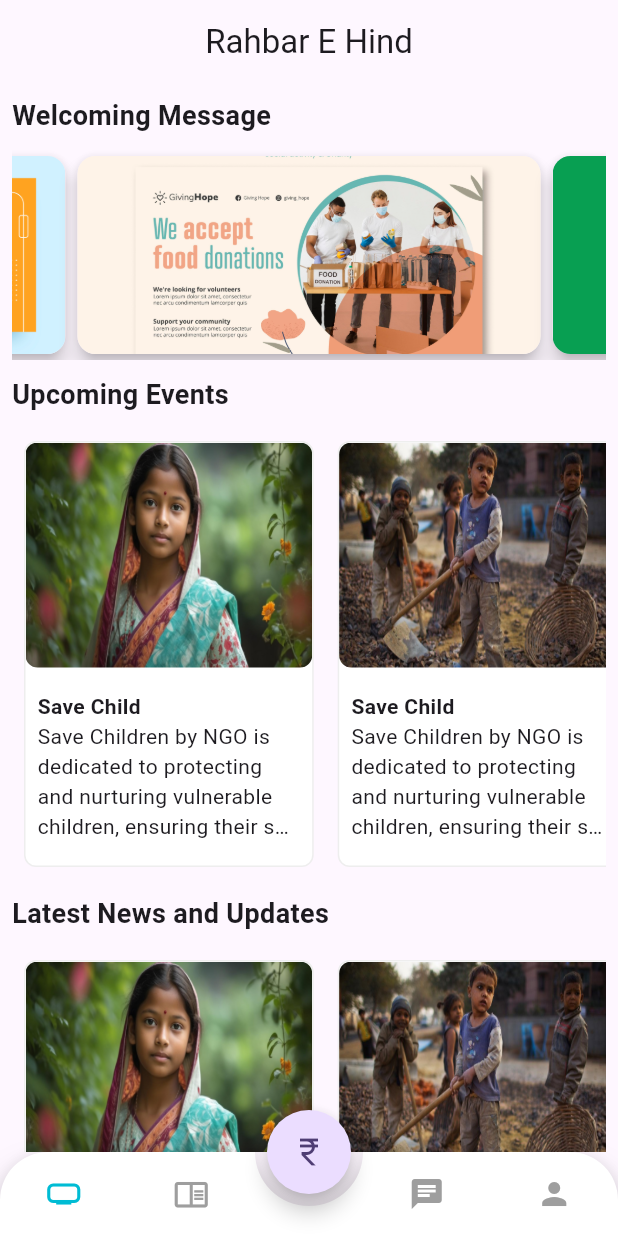
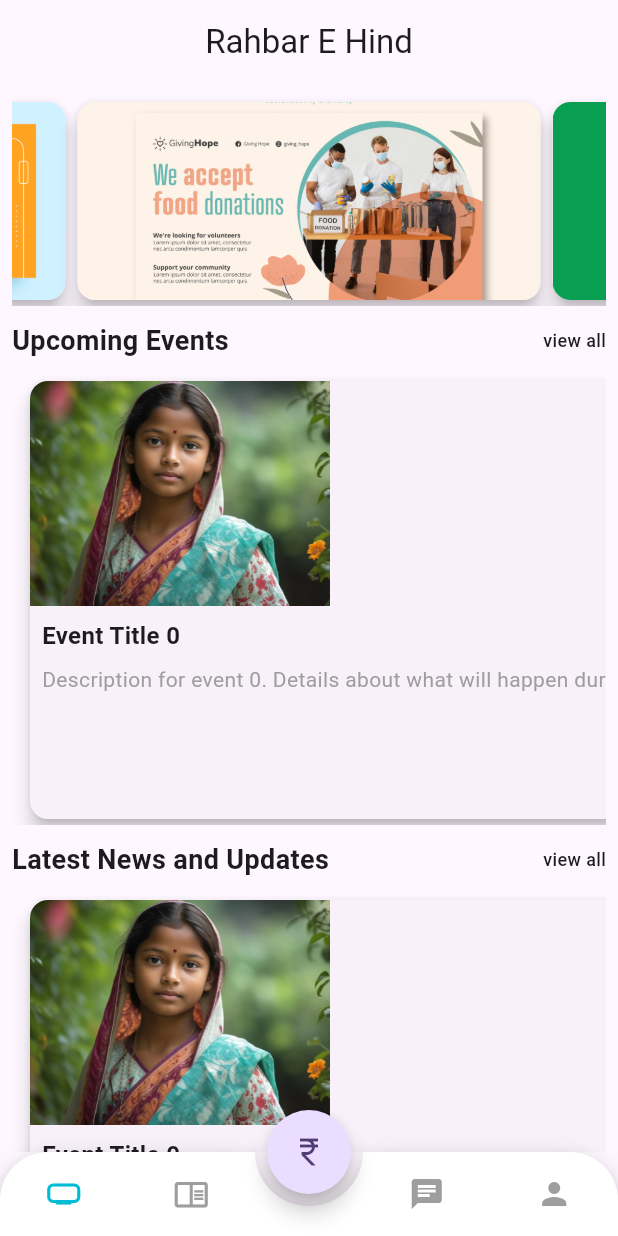
Before and after one commit to AjeemAli/ngo, a Flutter app: the screen it shows after launch, on a phone screen of 412 x 824 dp. Run offline on Flutter 3.47's test engine with Material 3 defaults, Android fonts, the light colour scheme and no system bars; drawn by our look-alikes of animated_bottom_navigation_bar, carousel_slider; our stand-ins replace flutter_screenutil, font_awesome_flutter, gap.

Commit message:
home update

```diff
--- /dev/null
+++ b/lib/dummy_data/volenteer_data.dart
@@ -0,0 +1,28 @@
+List<VolunteerOpportunity> staticOpportunities = [
+  VolunteerOpportunity(
+    title: 'Tree Plantation',
+    description: 'Help us plant trees in the local park.',
+    date: DateTime(2024, 8, 15),
+  ),
+  VolunteerOpportunity(
+    title: 'Soup Kitchen',
+    description: 'Serve meals to the homeless.',
+    date: DateTime(2024, 8, 22),
+  ),
+  VolunteerOpportunity(
+    title: 'Beach Cleanup',
+    description: 'Join us in cleaning up the local beach.',
+    date: DateTime(2024, 8, 30),
+  ),
+];
+class VolunteerOpportunity {
+  final String title;
+  final String description;
+  final DateTime date;
+
+  VolunteerOpportunity({
+    required this.title,
+    required this.description,
+    required this.date,
+  });
+}
--- a/lib/screens/home_screen/home_screen.dart
+++ b/lib/screens/home_screen/home_screen.dart
@@ -2,6 +2,9 @@ import 'package:carousel_slider/carousel_slider.dart';
 import 'package:flutter/material.dart';
 import 'package:gap/gap.dart';
 import 'package:ngo/common/colors.dart';
+import 'package:ngo/screens/home_screen/widget/event_card_widget.dart';
+import 'package:ngo/screens/home_screen/widget/impact_story_widget.dart';
+import 'package:ngo/screens/home_screen/widget/volenteer_card_widget.dart';
 import 'package:ngo/widgets/contact_information.dart';
 import 'package:ngo/widgets/custom_heading.dart';
 
@@ -44,38 +47,34 @@ class HomeScreen extends StatelessWidget {
           padding: const EdgeInsets.all(8.0),
           child: Column(
             children: [
-              const Heading(
-                text: 'Welcoming Message',
-              ),
-              const Gap(10),
               carouselSlider(),
               const Gap(10),
-              const Heading(text: 'Upcoming Events'),
+              const Heading(text: 'Upcoming Events',view: 'view all',),
               const Gap(10),
               upcomingEvent(),
               const Gap(10),
-              const Heading(text: 'Latest News and Updates'),
+              const Heading(text: 'Latest News and Updates',view: 'view all',),
               const Gap(10),
               upcomingEvent(),
               const Gap(10),
-              const Heading(text: 'Donation Call-to-Action'),
+              const Heading(text: 'Donation Call'),
               const Gap(10),
-              upcomingEvent(),
+              donationCallToAction(),
               const Gap(10),
-              const Heading(text: 'Volunteer Opportunities'),
+              const Heading(text: 'Volunteer Opportunities',view: 'view all',),
               const Gap(10),
-              upcomingEvent(),
+              volunteerOpportunities(),
               const Gap(10),
-              const Heading(text: 'Our Team'),
+              const Heading(text: 'Our Team', view: 'view all',),
               const Gap(10),
               SizedBox(
-                height: height * 0.85,
+                height: height * 0.75,
                 child: ourTeamWidget(),
               ),
               const Gap(10),
-              const Heading(text: 'Impact Stories'),
+              const Heading(text: 'Impact Stories',view: 'view all',),
               const Gap(10),
-              upcomingEvent(),
+              impactStories(),
               const Gap(10),
               const Heading(text: 'Contact us'),
               const Gap(10),
@@ -132,10 +131,9 @@ class HomeScreen extends StatelessWidget {
         scrollDirection: Axis.horizontal,
         itemCount: childList.length,
         itemBuilder: (context, index) {
-          return ContainerCard(
-            title: 'Save Child',
-            description:
-                'Save Children by NGO is dedicated to protecting and nurturing vulnerable children, ensuring their safety, health, and education for a brighter future',
+          return EventCard(
+            title: 'Event Title $index',
+            description: 'Description for event $index. Details about what will happen during this event.',
             imageUrl: childList[index],
           );
         },
@@ -144,6 +142,7 @@ class HomeScreen extends StatelessWidget {
   }
 
   Widget ourTeamWidget() {
+    // Assume `ourTeam` is a List<Map<String, String>> defined elsewhere.
     return GridView.builder(
       gridDelegate: const SliverGridDelegateWithFixedCrossAxisCount(
         crossAxisCount: 2,
@@ -154,12 +153,13 @@ class HomeScreen extends StatelessWidget {
       itemCount: ourTeam.length,
       physics: const NeverScrollableScrollPhysics(),
       itemBuilder: (context, index) {
+        final teamMember = ourTeam[index];
         return Container(
           decoration: BoxDecoration(
-              borderRadius: BorderRadius.circular(8),
-              border: Border.all(color: Colors.grey[300]!)),
+            borderRadius: BorderRadius.circular(8),
+            border: Border.all(color: Colors.grey[300]!),
+          ),
           padding: const EdgeInsets.symmetric(horizontal: 10, vertical: 10),
-          //  color: Colors.grey,
           child: Column(
             crossAxisAlignment: CrossAxisAlignment.center,
             mainAxisAlignment: MainAxisAlignment.end,
@@ -169,14 +169,14 @@ class HomeScreen extends StatelessWidget {
                 width: 140,
                 decoration: BoxDecoration(
                   image: DecorationImage(
-                    image: AssetImage('assets/images/user_5668494.png'),
+                    image: AssetImage(teamMember['image'] ?? 'assets/images/user_5668494.png'),
                     fit: BoxFit.fill,
                   ),
                 ),
               ),
               const SizedBox(height: 8),
               Text(
-                ourTeam[index]['name'],
+                teamMember['name'] ?? 'Name',
                 style: const TextStyle(
                   fontSize: 14,
                   fontWeight: FontWeight.bold,
@@ -185,7 +185,7 @@ class HomeScreen extends StatelessWidget {
               ),
               const SizedBox(height: 4),
               Text(
-                ourTeam[index]['role'],
+                teamMember['role'] ?? 'Role',
                 style: const TextStyle(
                   fontSize: 12,
                   color: Colors.blueGrey,
@@ -197,4 +197,82 @@ class HomeScreen extends StatelessWidget {
       },
     );
   }
+
+  Widget impactStories() {
+    return SizedBox(
+      height: 300,
+      child: ListView.builder(
+        scrollDirection: Axis.horizontal,
+        itemCount: childList.length, // or another list of impact stories
+        itemBuilder: (context, index) {
+          return ImpactStoryCard(
+            title: 'Impact Story $index',
+            description: 'Description of impact story $index. How the NGO has made a difference.',
+            imageUrl: childList[index],
+          );
+        },
+      ),
+    );
+  }
+
+  Widget volunteerOpportunities() {
+    return SizedBox(
+      height: 300,
+      child: ListView.builder(
+        scrollDirection: Axis.horizontal,
+        itemCount: childList.length, // or another list of volunteer opportunities
+        itemBuilder: (context, index) {
+          return VolunteerCard(
+            title: 'Volunteer Role $index',
+            description: 'Description for volunteer role $index. Details about what volunteers will do.',
+            imageUrl: childList[index],
+          );
+        },
+      ),
+    );
+  }
+
+  Widget donationCallToAction() {
+    return Container(
+      padding: const EdgeInsets.all(16),
+      decoration: BoxDecoration(
+        color: Colors.blueGrey[50],
+        borderRadius: BorderRadius.circular(8),
+      ),
+      child: Column(
+        crossAxisAlignment: CrossAxisAlignment.start,
+        children: [
+          const Text(
+            'Donate Now',
+            style: TextStyle(
+              fontSize: 20,
+              fontWeight: FontWeight.bold,
+            ),
+          ),
+          const SizedBox(height: 10),
+          const Text(
+            'Your contribution can make a significant difference. Please consider making a donation to help support our cause.',
+            style: TextStyle(
+              fontSize: 16,
+              color: Colors.blueGrey,
+            ),
+          ),
+          const SizedBox(height: 20),
+          Center(
+            child: ElevatedButton(
+              onPressed: () {
+                // Action to donate
+              },
+              child: const Text('Donate'),
+            ),
+          ),
+        ],
+      ),
+    );
+  }
+
+
+
+
+
 }
--- /dev/null
+++ b/lib/screens/home_screen/widget/event_card_widget.dart
@@ -0,0 +1,60 @@
+import 'package:flutter/material.dart';
+
+class EventCard extends StatelessWidget {
+  final String title;
+  final String description;
+  final String imageUrl;
+
+  const EventCard({
+    required this.title,
+    required this.description,
+    required this.imageUrl,
+  });
+
+  @override
+  Widget build(BuildContext context) {
+    return Container(
+      margin: const EdgeInsets.symmetric(horizontal: 8),
+      child: Card(
+        elevation: 5,
+        shape: RoundedRectangleBorder(
+          borderRadius: BorderRadius.circular(12),
+        ),
+        child: ClipRRect(
+          borderRadius: BorderRadius.circular(12),
+          child: Column(
+            crossAxisAlignment: CrossAxisAlignment.start,
+            children: [
+              Image.asset(
+                imageUrl,
+                height: 150,
+                width: 200,
+                fit: BoxFit.cover,
+              ),
+              Padding(
+                padding: const EdgeInsets.all(8.0),
+                child: Text(
+                  title,
+                  style: const TextStyle(
+                    fontSize: 16,
+                    fontWeight: FontWeight.bold,
+                  ),
+                ),
+              ),
+              Padding(
+                padding: const EdgeInsets.symmetric(horizontal: 8.0),
+                child: Text(
+                  description,
+                  style: const TextStyle(
+                    fontSize: 14,
+                    color: Colors.grey,
+                  ),
+                ),
+              ),
+            ],
+          ),
+        ),
+      ),
+    );
+  }
+}
```
Also changed, not shown: lib/screens/home_screen/widget/impact_story_widget.dart (added, +62 -0 lines), lib/screens/home_screen/widget/volenteer_card_widget.dart (added, +62 -0 lines).
